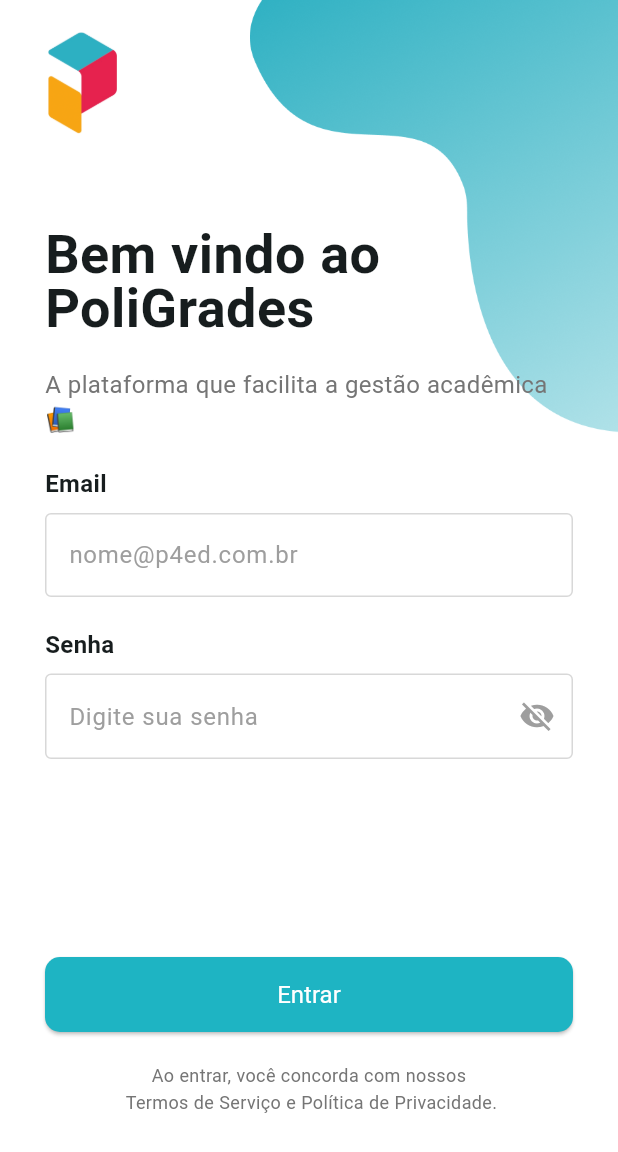
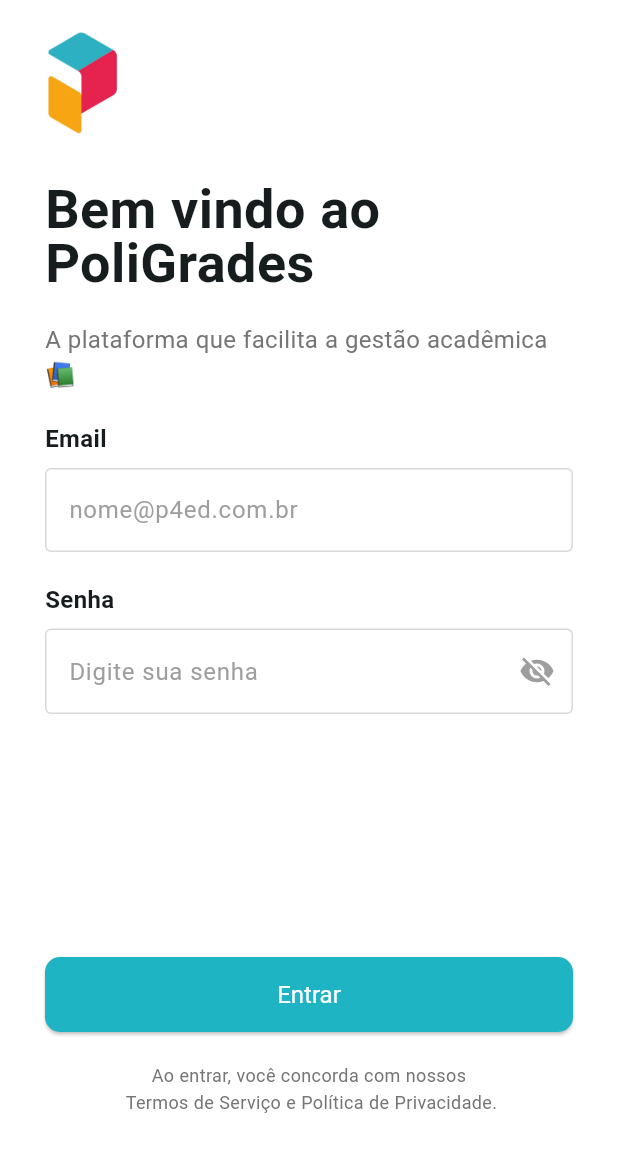
Before and after one commit to PoliGrades/Frontend, a Flutter app: the screen it shows after launch, on a phone screen of 412 x 824 dp. Shown: the top 1152 px of the screen. Run offline on Flutter 3.47's test engine with Material 3 defaults, Android fonts, the phone set to English and light mode, and no system bars; our stand-ins replace fl_chart, google_fonts, syncfusion_flutter_calendar; missing offline and left inert: syncfusion_localizations.

Commit message:
fix: remove shape and fix padding

```diff
--- a/lib/src/login_screen.dart
+++ b/lib/src/login_screen.dart
@@ -128,8 +128,7 @@ class DesktopLoginScreen extends StatelessWidget {
                               Navigator.push(
                                 context,
                                 MaterialPageRoute(
-                                    builder: (context) =>
-                                        HomeScreen(),
+                                  builder: (context) => HomeScreen(),
                                 ),
                               );
                             },
@@ -175,16 +174,11 @@ class MobileLoginScreen extends StatelessWidget {
             left: 20,
             child: Image.asset('assets/images/logo.png', width: 70, height: 70),
           ),
-          Positioned(
-            top: 0,
-            right: 0,
-            child: Image.asset('assets/images/shape_2.png', scale: 2.2),
-          ),
           SizedBox(
             width: size.width,
             child: Padding(
               padding: EdgeInsetsGeometry.directional(
-                top: 150,
+                top: 120,
                 start: 30,
                 end: 30,
                 bottom: 80,
@@ -248,8 +242,7 @@ class MobileLoginScreen extends StatelessWidget {
                           Navigator.push(
                             context,
                             MaterialPageRoute(
-                                    builder: (context) =>
-                                        HomeScreen(),
+                              builder: (context) => HomeScreen(),
                             ),
                           );
                         },
```
Lines whose indentation alone changed are shown as unchanged.
